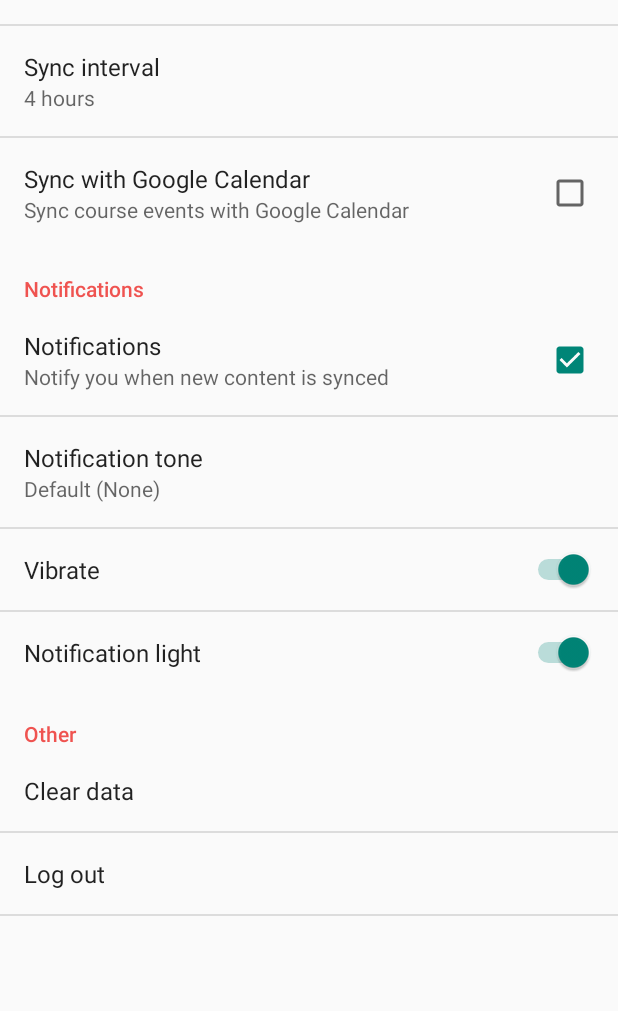
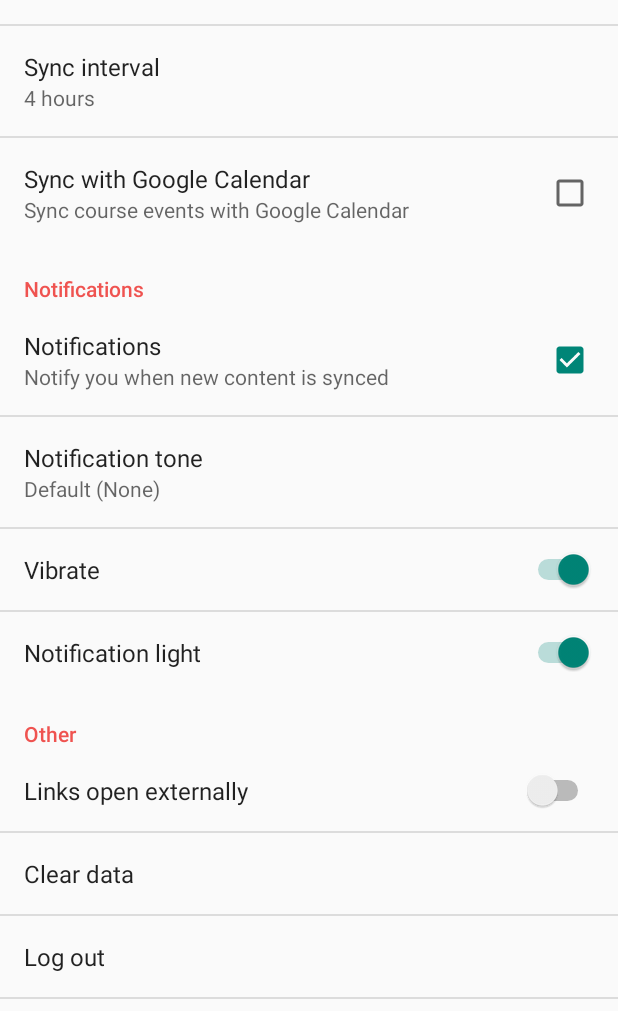
Before and after one commit to NingMoe/OurVLE, an Android app: the SettingsActivity screen opened directly, with no data from a screen before it, on a phone screen of 412 x 824 dp, the part 225-1236 px from its top. Run offline under Robolectric (Android 15) with nearby library versions, the phone set to English and light mode, and no system bars.

Commit message:
Added switch preference for opening links externally.

```diff
--- a/app/src/main/res/xml/preferences.xml
+++ b/app/src/main/res/xml/preferences.xml
@@ -82,6 +82,11 @@
 
     <PreferenceCategory android:title="Other" >
 
+        <SwitchPreference
+            android:key="link_open_extern"
+            android:title="Links open externally"
+            android:defaultValue="false" />
+
         <Preference
             android:key="clear_data"
             android:title="Clear data" />
```
